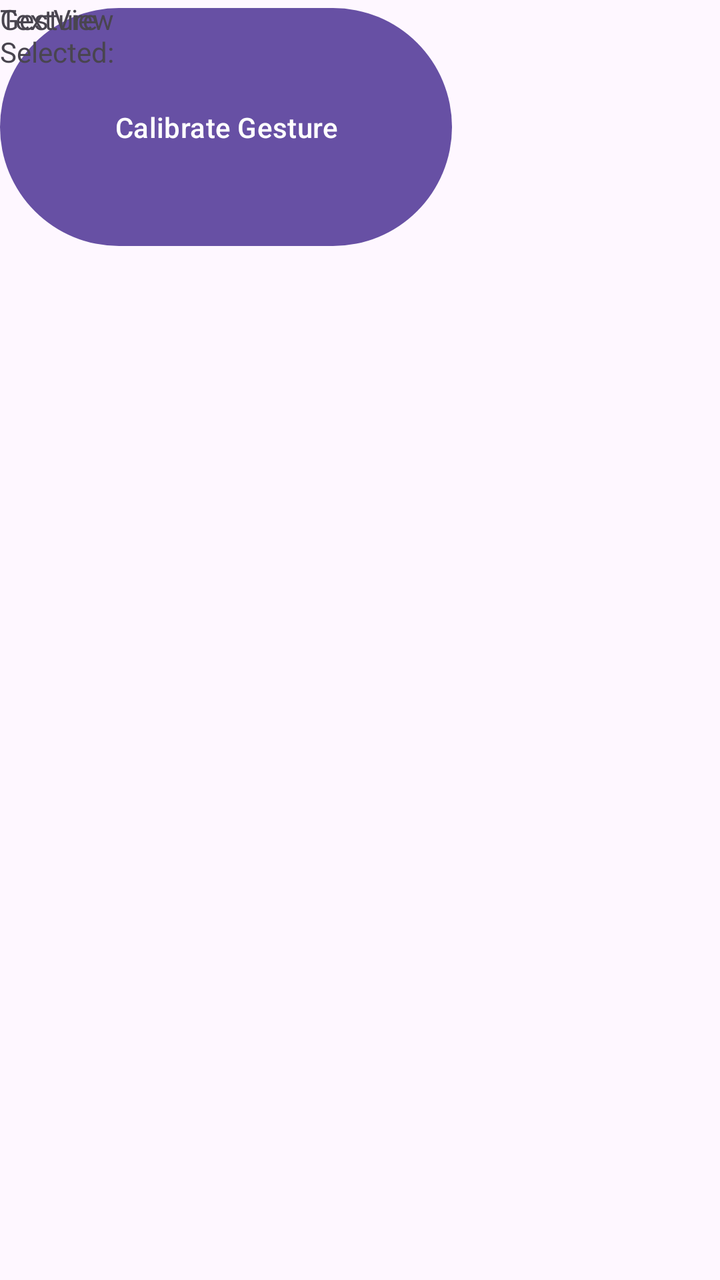
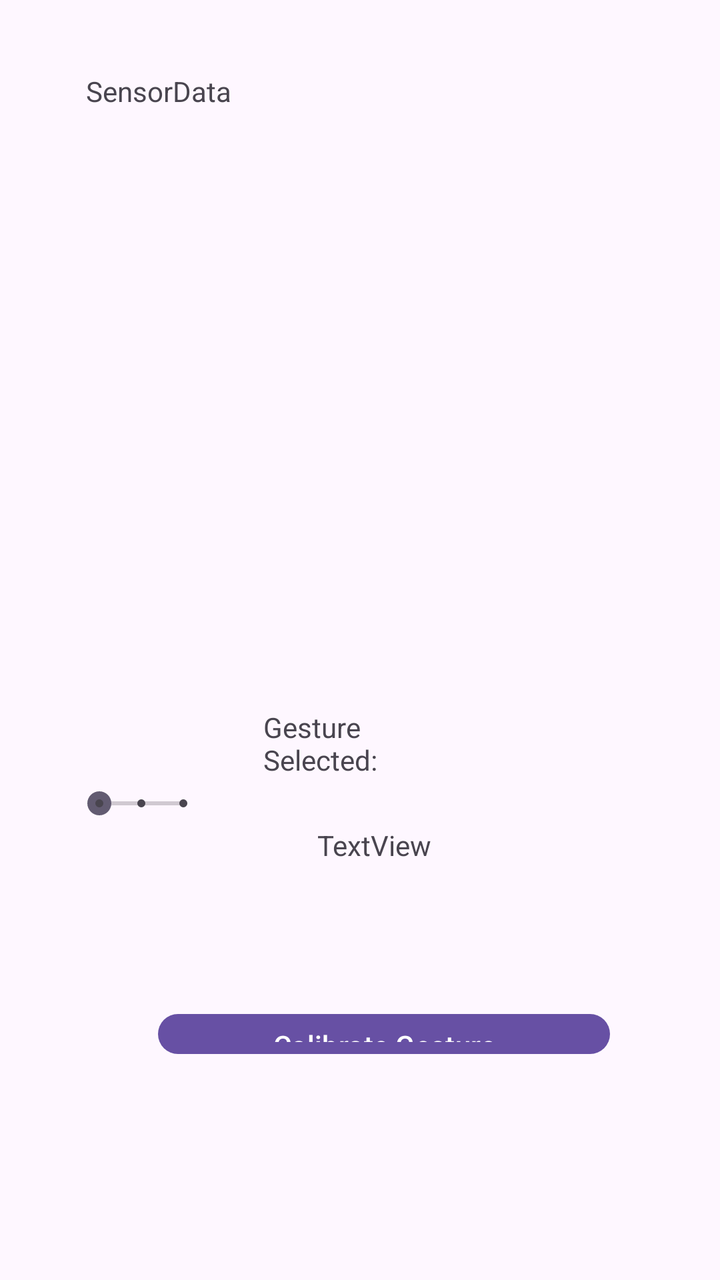

Compare the two renders of this Android layout. The source of the first and the diff that turns it into the second are given below.
<!-- AndroidManifest.xml: application theme Theme.MagicHand -->
<!-- res/layout/activity_main.xml -->
<?xml version="1.0" encoding="utf-8"?>
<androidx.constraintlayout.widget.ConstraintLayout xmlns:android="http://schemas.android.com/apk/res/android"
    xmlns:app="http://schemas.android.com/apk/res-auto"
    xmlns:tools="http://schemas.android.com/tools"
    android:id="@+id/root_layout"
    android:layout_width="match_parent"
    android:layout_height="match_parent"
    tools:context=".MainActivity">

    <TextView
        android:id="@+id/SensorData"
        android:layout_width="wrap_content"
        android:layout_height="wrap_content"
        android:text="SensorData"
        app:layout_constraintBottom_toBottomOf="parent"
        app:layout_constraintEnd_toEndOf="parent"
        app:layout_constraintHorizontal_bias="0.15"
        app:layout_constraintStart_toStartOf="parent"
        app:layout_constraintTop_toTopOf="parent"
        app:layout_constraintVertical_bias="0.058" />

    <SeekBar
        android:id="@+id/g_slider"
        style="@style/Widget.AppCompat.SeekBar.Discrete"
        android:layout_width="141dp"
        android:layout_height="87dp"
        android:max="2"
        android:progress="0"
        tools:layout_editor_absoluteX="35dp"
        tools:layout_editor_absoluteY="354dp" />

    <Button
        android:id="@+id/g_calibrate"
        android:layout_width="226dp"
        android:layout_height="127dp"
        android:text="Calibrate Gesture"
        tools:layout_editor_absoluteX="79dp"
        tools:layout_editor_absoluteY="495dp" />

    <TextView
        android:id="@+id/textView"
        android:layout_width="67dp"
        android:layout_height="37dp"
        android:text="Gesture Selected:"
        tools:layout_editor_absoluteX="200dp"
        tools:layout_editor_absoluteY="354dp" />

    <TextView
        android:id="@+id/g_display"
        android:layout_width="wrap_content"
        android:layout_height="wrap_content"
        android:text="TextView"
        tools:layout_editor_absoluteX="207dp"
        tools:layout_editor_absoluteY="405dp" />

</androidx.constraintlayout.widget.ConstraintLayout>
<!-- resources referenced by this layout -->
<resources>
  <style name="Theme.MagicHand" parent="Base.Theme.MagicHand" />
  <style name="Base.Theme.MagicHand" parent="Theme.Material3.DayNight.NoActionBar">
          
          
      </style>
</resources>

<!-- the commit's change to res/layout/activity_main.xml (unified diff, before → after) -->
@@ -22,35 +22,56 @@
     <SeekBar
         android:id="@+id/g_slider"
         style="@style/Widget.AppCompat.SeekBar.Discrete"
-        android:layout_width="141dp"
-        android:layout_height="87dp"
+        android:layout_width="74dp"
+        android:layout_height="54dp"
+        android:layout_marginStart="35dp"
+        android:layout_marginTop="354dp"
+        android:layout_marginEnd="24dp"
+        android:layout_marginBottom="54dp"
         android:max="2"
         android:progress="0"
-        tools:layout_editor_absoluteX="35dp"
-        tools:layout_editor_absoluteY="354dp" />
+        app:layout_constraintBottom_toTopOf="@+id/g_calibrate"
+        app:layout_constraintEnd_toStartOf="@+id/textView"
+        app:layout_constraintStart_toStartOf="parent"
+        app:layout_constraintTop_toTopOf="parent" />
 
     <Button
         android:id="@+id/g_calibrate"
         android:layout_width="226dp"
-        android:layout_height="127dp"
+        android:layout_height="0dp"
+        android:layout_marginStart="79dp"
+        android:layout_marginBottom="109dp"
         android:text="Calibrate Gesture"
-        tools:layout_editor_absoluteX="79dp"
-        tools:layout_editor_absoluteY="495dp" />
+        app:layout_constraintBottom_toBottomOf="parent"
+        app:layout_constraintStart_toStartOf="parent"
+        app:layout_constraintTop_toBottomOf="@+id/g_display" />
 
     <TextView
         android:id="@+id/textView"
-        android:layout_width="67dp"
-        android:layout_height="37dp"
+        android:layout_width="86dp"
+        android:layout_height="45dp"
+        android:layout_marginTop="354dp"
+        android:layout_marginEnd="144dp"
+        android:layout_marginBottom="14dp"
         android:text="Gesture Selected:"
-        tools:layout_editor_absoluteX="200dp"
-        tools:layout_editor_absoluteY="354dp" />
+        app:layout_constraintBottom_toTopOf="@+id/g_display"
+        app:layout_constraintEnd_toEndOf="parent"
+        app:layout_constraintStart_toEndOf="@+id/g_slider"
+        app:layout_constraintTop_toTopOf="parent" />
 
     <TextView
         android:id="@+id/g_display"
         android:layout_width="wrap_content"
         android:layout_height="wrap_content"
+        android:layout_marginEnd="2dp"
+        android:layout_marginBottom="71dp"
         android:text="TextView"
-        tools:layout_editor_absoluteX="207dp"
-        tools:layout_editor_absoluteY="405dp" />
+        app:layout_constraintBottom_toTopOf="@+id/g_calibrate"
+        app:layout_constraintEnd_toEndOf="@+id/textView"
+        app:layout_constraintTop_toBottomOf="@+id/textView" />
+
+    <androidx.constraintlayout.widget.Guideline
+        android:layout_width="wrap_content"
+        android:layout_height="wrap_content" />
 
 </androidx.constraintlayout.widget.ConstraintLayout>
